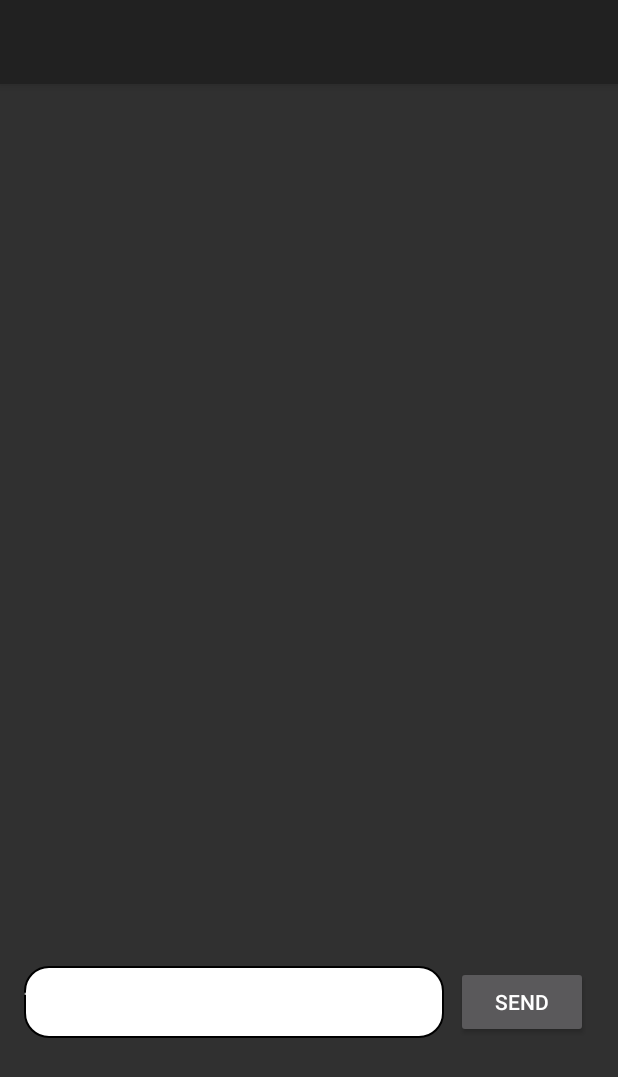
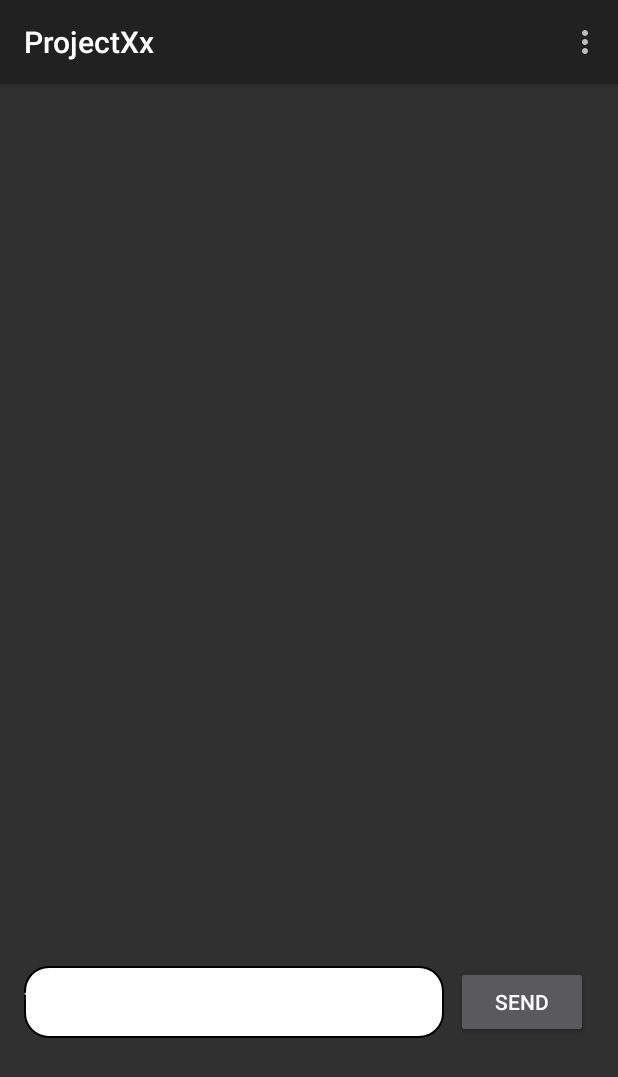
Before and after one commit to bhlaing/ProjectXx, an Android app: the ChatActivity screen opened directly, with no data from a screen before it, on a phone screen of 412 x 824 dp. Shown: the top 1077 px of the screen. Run offline under Robolectric (Android 15) with nearby library versions, the phone set to English and light mode, and no system bars; our stand-ins replace navigation-ui.

Commit message:
Added option menu on settings page to go to Settings page

```diff
--- a/app/src/main/AndroidManifest.xml
+++ b/app/src/main/AndroidManifest.xml
@@ -10,7 +10,7 @@
         android:roundIcon="@mipmap/ic_launcher_round"
         android:supportsRtl="true"
         android:theme="@style/Theme.Design.NoActionBar">
-        <activity android:name=".ui.MainActivity">
+        <activity android:name=".ui.login.LoginActivity">
             <intent-filter>
                 <action android:name="android.intent.action.MAIN" />
 
--- /dev/null
+++ b/app/src/main/java/com/x/projectxx/ui/BaseActivity.kt
@@ -0,0 +1,5 @@
+package com.x.projectxx.ui
+
+import androidx.appcompat.app.AppCompatActivity
+
+open class BaseActivity: AppCompatActivity()
--- a/app/src/main/java/com/x/projectxx/ui/chat/ChatActivity.kt
+++ b/app/src/main/java/com/x/projectxx/ui/chat/ChatActivity.kt
@@ -3,14 +3,16 @@ package com.x.projectxx.ui.chat
 import android.content.Context
 import android.content.Intent
 import android.os.Bundle
-import androidx.appcompat.app.AppCompatActivity
+import android.view.Menu
+import android.view.MenuInflater
 import androidx.navigation.findNavController
 import androidx.navigation.ui.AppBarConfiguration
 import androidx.navigation.ui.setupWithNavController
 import com.x.projectxx.R
 import com.x.projectxx.databinding.ActivityChatBinding
+import com.x.projectxx.ui.BaseActivity
 
-class ChatActivity : AppCompatActivity() {
+class ChatActivity : BaseActivity() {
 
     companion object {
         fun makeChatIntent(context: Context) : Intent {
@@ -28,5 +30,13 @@ class ChatActivity : AppCompatActivity() {
         val navController = findNavController(R.id.chatFlowFragment)
         val appBarConfiguration = AppBarConfiguration(navController.graph)
         binding.toolbar.setupWithNavController(navController, appBarConfiguration)
+
+        setSupportActionBar(binding.toolbar)
+    }
+
+    override fun onCreateOptionsMenu(menu: Menu?): Boolean {
+        val inflater: MenuInflater = menuInflater
+        inflater.inflate(R.menu.menu, menu)
+        return true
     }
 }
--- a/app/src/main/res/layout/activity_main.xml
+++ b/app/src/main/res/layout/activity_main.xml
@@ -4,7 +4,7 @@
     android:layout_width="match_parent"
     android:layout_height="match_parent"
     xmlns:app="http://schemas.android.com/apk/res-auto"
-    tools:context=".ui.MainActivity">
+    tools:context=".ui.login.LoginActivity">
 
     <com.google.android.material.appbar.AppBarLayout
         android:id="@+id/appBar"
--- /dev/null
+++ b/app/src/main/res/menu/menu.xml
@@ -0,0 +1,5 @@
+<?xml version="1.0" encoding="utf-8"?>
+<menu xmlns:android="http://schemas.android.com/apk/res/android">
+    <item android:id="@+id/settingsMenuItem"
+        android:title="Settings" />
+</menu>
--- a/app/src/main/res/values/strings.xml
+++ b/app/src/main/res/values/strings.xml
@@ -8,4 +8,9 @@
 
     <!--Chat Screen-->
     <string name="type_message">Type your message</string>
+
+
+    <!--Menu-->
+    <string name="log_out">Log out</string>
+    <string name="settings">Settings</string>
 </resources>
```
Also changed, not shown: app/src/main/java/com/x/projectxx/ui/login/LoginActivity.kt (renamed from app/src/main/java/com/x/projectxx/ui/MainActivity.kt, +3 -5 lines).
